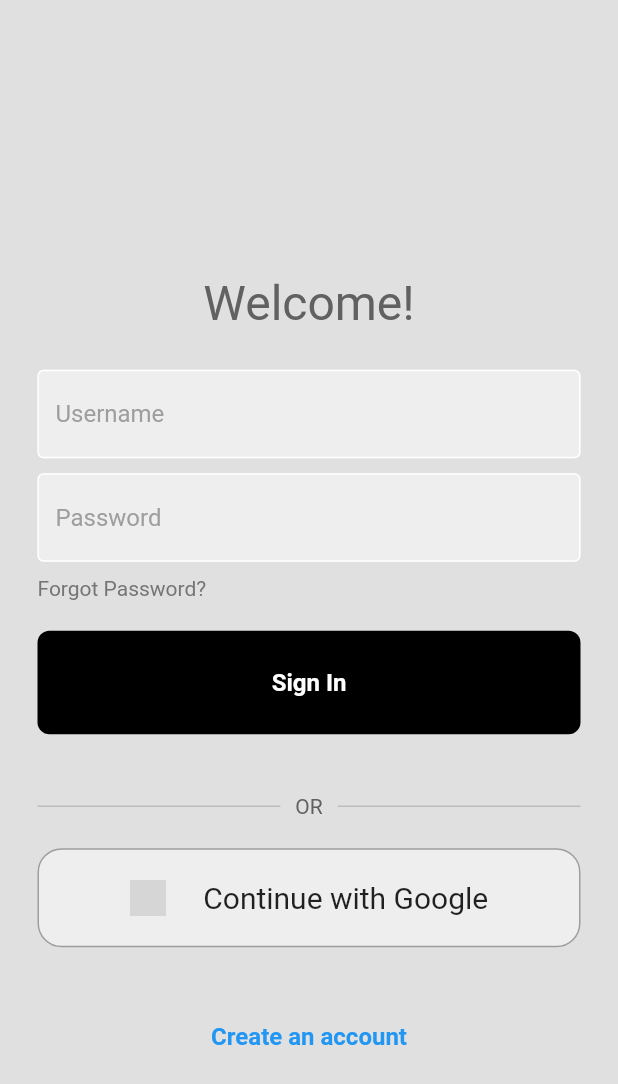
After one commit to akukerang/real-worth, a Flutter app: the LoginPage screen opened directly, on a phone screen of 412 x 824 dp. The commit adds this screen. Shown: the top 1084 px of the screen. Run offline on Flutter 3.47's test engine with Material 2 defaults, Android fonts, the phone set to English and light mode, and no system bars; our stand-ins replace firebase_core; accounts and stored records are empty; grey boxes are pictures that could not be loaded.

Commit message:
added first form folders and imported folders to main.dart

```diff
--- /dev/null
+++ b/lib/components/my_button.dart
@@ -0,0 +1,38 @@
+import 'package:flutter/material.dart';
+
+class MyButton extends StatelessWidget {
+
+  final Function()? onTap;
+
+  const MyButton(
+    {super.key,
+    required this.onTap
+  }
+  );
+
+  @override
+  Widget build(BuildContext context) {
+    return GestureDetector(
+      onTap: onTap,
+      child: Container(
+        padding: const EdgeInsets.all(25),
+        margin: const EdgeInsets.symmetric(horizontal: 25),
+        decoration: BoxDecoration(
+          color: Colors.black,
+          borderRadius: BorderRadius.circular(8),
+        ),
+        child: const Center(
+          child: Text(
+            'Sign In',
+            style: TextStyle(
+              color: Colors.white,
+              fontWeight: FontWeight.bold,
+              fontSize:16,
+            ),
+          ),
+        ),
+      ),
+    );
+
+  }
+}
--- /dev/null
+++ b/lib/components/my_textfield.dart
@@ -0,0 +1,38 @@
+import 'package:flutter/material.dart';
+
+class MyTextField extends StatelessWidget {
+  // ignore: prefer_typing_uninitialized_variables
+  final controller; //access textfield contents
+  final String hintText; //place holder
+  final bool obscureText; //hide characters when typing password
+
+    const MyTextField({
+    super.key,
+    required this.controller,
+    required this.hintText,
+    required this.obscureText,
+  });
+
+  @override
+  Widget build(BuildContext context) {
+    return Padding(
+            padding: const EdgeInsets.symmetric(horizontal: 25.0),
+            child: TextField(
+              controller: controller,
+              obscureText: obscureText,
+              decoration: InputDecoration(
+                enabledBorder: const OutlineInputBorder(
+                  borderSide: BorderSide(color: Colors.white),
+                ),
+                focusedBorder: OutlineInputBorder(
+                  borderSide: BorderSide(color: Colors.grey.shade400),
+                ),
+                fillColor: Colors.grey.shade200,
+                filled: true,
+                hintText: hintText,
+                hintStyle: TextStyle(color: Colors.grey[500]),
+              ),
+            ),
+          );
+  }
+}
--- /dev/null
+++ b/lib/components/rect_tile.dart
@@ -0,0 +1,40 @@
+import 'package:flutter/material.dart';
+
+class RectTile extends StatelessWidget {
+  final String imagePath;
+  final String imgDis;
+  const RectTile({
+    super.key,
+    required this.imagePath,
+    required this.imgDis,
+  });
+
+  @override
+  Widget build(BuildContext context) {
+    return Container(
+          padding: const EdgeInsets.all(20),
+          margin: const EdgeInsets.symmetric(horizontal: 25),
+          decoration: BoxDecoration(
+            border: Border.all(color: Colors.grey),
+            borderRadius: BorderRadius.circular(16),
+            color: Colors.grey[200],
+          ),
+          child: Row(
+            mainAxisAlignment: MainAxisAlignment.center,
+            children: [
+            Image.asset(
+            imagePath,
+            height: 24,
+          ),
+          const SizedBox(width: 25),
+            Text(
+              imgDis,
+              style: const TextStyle(
+                fontSize: 20,
+              )
+            ),
+        ],
+          )
+        );
+  }
+}
--- /dev/null
+++ b/lib/login_forms/login_page1.dart
@@ -0,0 +1,139 @@
+import 'package:flutter/material.dart';
+import '../components/my_button.dart';
+import '../components/my_textfield.dart';
+import '../components/rect_tile.dart';
+
+class LoginPage extends StatelessWidget {
+  LoginPage({super.key});
+
+  //text editing controller
+  final usernameController = TextEditingController();
+  final passwordController = TextEditingController();
+
+  //sign user in
+  void signUserIn() {
+
+  }
+
+  @override
+  Widget build(BuildContext context) {
+    return Scaffold(
+      backgroundColor: Colors.grey[300],
+      body: SafeArea(
+        child: Center(
+          child: Column(
+            mainAxisAlignment: MainAxisAlignment.center,
+            children: [
+              const SizedBox(height: 60),
+
+              Text(
+                'Welcome!',
+                style: TextStyle(
+                  color: Colors.grey[700],
+                  fontSize: 32,
+                ),
+              ),
+
+              const SizedBox(height: 25),
+
+              //username textfield
+              MyTextField(
+                controller: usernameController,
+                hintText: 'Username',
+                obscureText: false,
+              ),
+
+              const SizedBox(height: 10),
+
+              //password TextField
+              MyTextField(
+                controller: passwordController,
+                hintText: 'Password',
+                obscureText: true,
+              ),
+
+              const SizedBox(height: 10),
+
+              // forgot password
+              Padding(
+                padding: const EdgeInsets.symmetric(horizontal: 25.0),
+                child: Row(
+                  children: [
+                    Text(
+                      'Forgot Password?',
+                      style: TextStyle(color: Colors.grey[600]),
+                    ),
+                  ],
+                ),
+              ),
+
+              const SizedBox(height: 20),
+
+              //sign in button
+              MyButton(
+                onTap: signUserIn,
+              ),
+
+              const SizedBox(height: 40),
+
+              //or continue with
+              Padding(
+                padding: const EdgeInsets.symmetric(horizontal: 25.0),
+                child: Row(
+                  children: [
+                    Expanded(
+                      child: Divider(
+                        thickness: 1.0,
+                        color: Colors.grey[400]
+                      ),
+                    ),
+                  Padding(
+                    padding: const EdgeInsets.symmetric(horizontal: 10.0),
+                    child: Text(
+                      'OR',
+                      style: TextStyle(color: Colors.grey[700],
+
+                    ),
+                    ),
+                  ),
+                Expanded(
+                  child: Divider(
+                    thickness: 1.0,
+                    color: Colors.grey[400]
+                    ),
+                  )
+                ],
+                ),
+              ),
+
+              const SizedBox(height: 20),
+
+              //google or email
+                const RectTile(
+                  imagePath: 'lib/images/google.png',
+                  imgDis: 'Continue with Google',
+                  ),
+
+                const SizedBox(height: 50),
+
+              //not a memeber? register now
+              Row(
+                mainAxisAlignment: MainAxisAlignment.center,
+                children: const [
+                  Text(
+                    'Create an account',
+                    style: TextStyle(
+                      color: Colors.blue,
+                      fontWeight: FontWeight.bold,
+                      fontSize: 16,
+                      ),
+                    ),
+              ],
+            ),
+            ],
+          ),
+        ),
+      ),
+    );
+  }
+}
--- a/lib/main.dart
+++ b/lib/main.dart
@@ -1,6 +1,7 @@
 import 'package:flutter/material.dart';
 import 'package:firebase_core/firebase_core.dart';
 import 'firebase_options.dart';
+import 'login_forms/login_page1.dart';
 
 void main() async {
   WidgetsFlutterBinding.ensureInitialized();
```
Also changed, not shown: lib/images/google.png (added), lib/images/logo.png (added).
